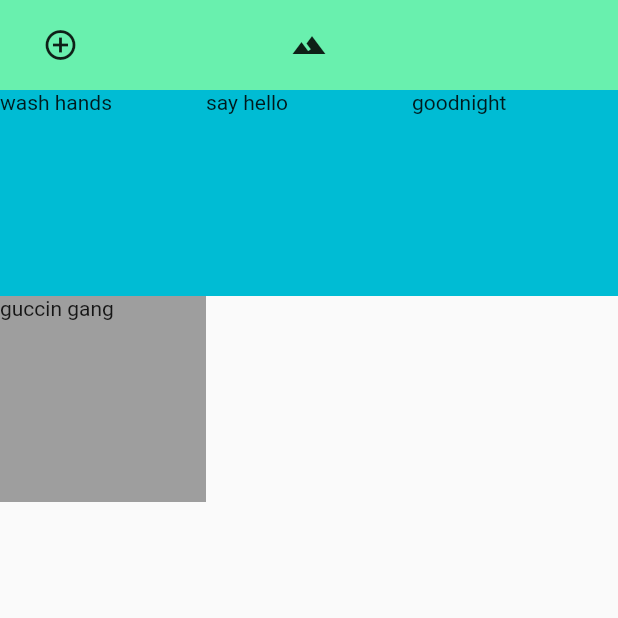
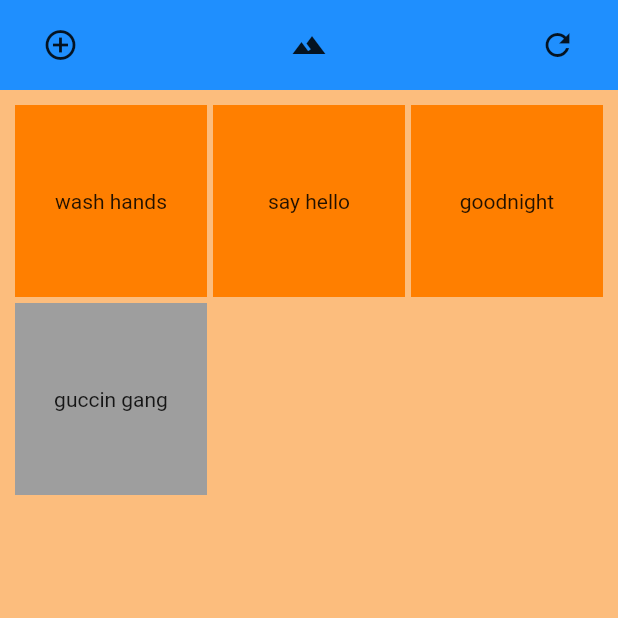
Before and after one commit to VincentSastra/TreeBeard, a Flutter app: the GoalPage screen opened directly, on a phone screen of 412 x 824 dp, the top half of it. Run offline on Flutter 3.47's test engine with Material 2 defaults, Android fonts, the phone set to English and light mode, and no system bars.

Commit message:
Card flipped animation for tasks in goal pages, however the refresh button is not working anymore

```diff
--- a/lib/models/task.dart
+++ b/lib/models/task.dart
@@ -58,6 +58,7 @@
 
   void add(Task task) {
     taskList.add(task);
+    notifyListeners();
   }
 
   void finish(Task task) {
@@ -68,7 +69,7 @@
   }
 
   void reset() {
-    taskList = finishList.reset();
+    taskList.addAll(finishList.reset());
     notifyListeners();
   }
 
--- a/lib/screens/goal/custom_app_bar.dart
+++ b/lib/screens/goal/custom_app_bar.dart
@@ -5,16 +5,17 @@
   final double preferredHeight = 60.0;
   final double preferredMargins = 20.0;
   final Widget centerIcon = Icon(Icons.landscape);
-  final Color barColor = Colors.greenAccent;
+  final Color barColor = Color(0xdf0080ff);
 
   Widget leftChild;
+  Widget rightChild;
 
-  CustomAppBar(this.leftChild) : assert(leftChild != null);
+  CustomAppBar(this.leftChild, this.rightChild) : assert(leftChild != null);
 
   @override
   Widget build(BuildContext context) {
     SystemChrome.setSystemUIOverlayStyle(SystemUiOverlayStyle(
-      statusBarColor: Colors.greenAccent,
+      statusBarColor: barColor,
       statusBarIconBrightness: Brightness.dark,
     ));
     return SafeArea(
@@ -33,8 +34,10 @@
                   child: centerIcon),
             ),
             Expanded(
-              child: Center(),
-            )
+              child: Align(
+                  alignment: Alignment(0.5, 0),
+                  child: rightChild),
+              ),
           ],
         ),
       ),
--- a/lib/screens/goal/screen_goal.dart
+++ b/lib/screens/goal/screen_goal.dart
@@ -1,6 +1,6 @@
 import 'package:flutter/material.dart';
 import 'package:provider/provider.dart';
-import 'package:treebeard/models/app_state.dart';
+import 'task_box.dart';
 import 'package:treebeard/models/task.dart';
 import 'package:treebeard/screens/goal/custom_app_bar.dart';
 import '../routes.dart';
@@ -22,39 +22,35 @@
       },
 
       child: Scaffold(
-        appBar: CustomAppBar(Icon(Icons.control_point)),
-        body: Center(
-          child: Consumer<TodoList>(
-              builder: (BuildContext context, TodoList todoList, _) {
-                return gridViewBuilder(context, todoList);
-          }),
+        appBar: CustomAppBar(Icon(Icons.control_point), resetButton(context)),
+        body: Container(
+          color: Color(0x7fff7f00),
+          child: Padding(
+            padding: const EdgeInsets.all(8.0),
+            child: Center(
+              child: Consumer<TodoList>(
+                  builder: (BuildContext context, TodoList todoList, _) {
+                    return gridViewBuilder(context, todoList);
+              }),
+            ),
+          ),
         ),
       ),
     );
   }
 }
 
-GridView gridViewBuilder(BuildContext context, TodoList todoList) {
+Widget resetButton(BuildContext context) {
+  return InkWell(
+    onTap: () => Provider.of<TodoList>(context, listen: false).reset(),
+    child: new Icon(Icons.refresh)
+  );
+}
+
+Widget gridViewBuilder(BuildContext context, TodoList todoList) {
   List<Widget> children = new List();
-  children.addAll(todoList.taskList.map((x) => todoBox(context, x)));
-  children.addAll(todoList.finishList.taskList.map((x) => finishBox(x)));
+  children.addAll(todoList.taskList.map((x) => TaskBox(x, false)));
+  children.addAll(todoList.finishList.taskList.map((x) => TaskBox(x, true)));
   return new GridView.count(crossAxisCount: 3,
       children: children);
 }
-
-Widget todoBox(BuildContext context, Task task) {
-  return InkWell(
-    onTap: () => Provider.of<TodoList>(context, listen: false).finish(task),
-    child: new Container(
-      child: Text(task.toString()),
-      color: Colors.cyan
-    ),
-  );
-}
-
-Widget finishBox(Task task) {
-  return new Container(
-    child: Text(task.toString()),
-    color: Colors.grey,
-  );
-}
--- /dev/null
+++ b/lib/screens/goal/task_box.dart
@@ -0,0 +1,98 @@
+import 'dart:math';
+
+import 'package:flutter/cupertino.dart';
+import 'package:flutter/material.dart';
+import 'package:provider/provider.dart';
+import 'package:treebeard/models/task.dart';
+
+class TaskBox extends StatefulWidget {
+  TaskBox(this.task, this.finished);
+
+  final Task task;
+  final bool finished;
+
+  @override
+  createState() => finished ? _FinishedState(task) : _TodoState(task);
+}
+
+class _FinishedState extends State<TaskBox> {
+  _FinishedState(this.task);
+
+  Task task;
+
+  @override
+  Widget build(BuildContext context) {
+    return finishBox(task);
+  }
+}
+
+class _TodoState extends State<TaskBox> with SingleTickerProviderStateMixin {
+  _TodoState(this.task);
+
+  Task task;
+  AnimationController _controller;
+  Animation _animation;
+  AnimationStatus _status = AnimationStatus.dismissed;
+
+  @override
+  void initState() {
+    super.initState();
+    _controller =
+        AnimationController(vsync: this, duration: Duration(milliseconds: 500));
+    _animation = CurvedAnimation(parent: _controller, curve: Curves.easeInOutBack)
+      ..addListener(() {
+        setState(() {});
+      })
+      ..addStatusListener((status) {
+        _status = status;
+      });
+  }
+
+  @override
+  void dispose() {
+    _controller.dispose();
+    super.dispose();
+  }
+
+  @override
+  Widget build(BuildContext context) {
+    return Transform(
+      alignment: FractionalOffset.center,
+      transform: Matrix4.identity()
+        ..setEntry(3, 2, 0.002)
+        ..rotateX(pi * _animation.value),
+      child: InkWell(
+          onTap: () {
+            if (_status == AnimationStatus.dismissed) {
+              Provider.of<TodoList>(context, listen: false).finish(task);
+              _controller.forward();
+            }
+          },
+          child: (_animation.value < 0.5) ? todoBox(task) :
+            Transform(
+                alignment: Alignment.center,
+                transform: Matrix4.rotationX(pi),
+                child: finishBox(task))),
+    );
+  }
+}
+
+Widget todoBox(Task task) {
+  return new Container(
+    decoration: boxPadding(),
+    child: Container(
+        color: Color(0xffff7f00), child: Center(child: Text(task.toString()))),
+  );
+}
+
+Widget finishBox(Task task) {
+  return new Container(
+      decoration: boxPadding(),
+      child: Container(
+          child: Center(child: Text(task.toString())), color: Colors.grey));
+}
+
+BoxDecoration boxPadding() {
+  return new BoxDecoration(
+      border: Border.all(width: 2, style: BorderStyle.none));
+}
```
